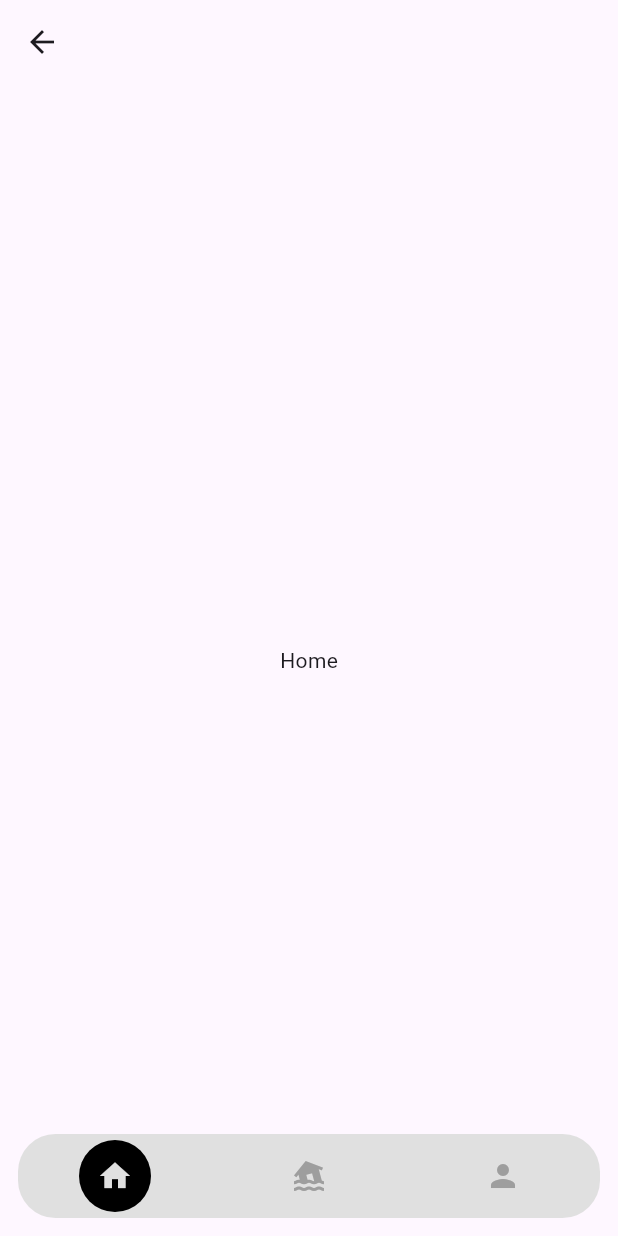
After one commit to bakht200/weatherApp, a Flutter app: the screen it shows after launch, after a tap on "Login", on a phone screen of 412 x 824 dp. The commit adds this screen. Run offline on Flutter 3.47's test engine with Material 3 defaults, Android fonts, the phone set to English and light mode, and no system bars; drawn by our look-alikes of flutter_snake_navigationbar; our stand-ins replace animate_do, lottie.

Commit message:
UI implementation

```diff
--- /dev/null
+++ b/lib/constant/app_constants.dart
@@ -0,0 +1,3 @@
+import 'package:flutter/material.dart';
+
+Color primaryColor = Color.fromRGBO(143, 148, 251, .6);
--- a/lib/main.dart
+++ b/lib/main.dart
@@ -1,4 +1,5 @@
 import 'package:flutter/material.dart';
+import 'package:weatherapp/views/dashboard/bottom_nav_screen.dart';
 import 'package:weatherapp/views/splash_screen.dart';
 
 void main() {
@@ -10,9 +11,13 @@ class MyApp extends StatelessWidget {
 
   @override
   Widget build(BuildContext context) {
-    return const MaterialApp(
+    return MaterialApp(
       debugShowCheckedModeBanner: false,
       title: 'Flutter Demo',
+      theme: ThemeData(
+        primarySwatch: Colors.blue,
+        visualDensity: VisualDensity.adaptivePlatformDensity,
+      ),
       home: SplashView(),
     );
   }
--- a/lib/views/auth/login.dart
+++ b/lib/views/auth/login.dart
@@ -1,6 +1,7 @@
 import 'package:flutter/material.dart';
 import 'package:animate_do/animate_do.dart';
 import 'package:weatherapp/views/auth/registration.dart';
+import 'package:weatherapp/views/dashboard/bottom_nav_screen.dart';
 
 class LoginPage extends StatelessWidget {
   @override
@@ -145,7 +146,12 @@ class LoginPage extends StatelessWidget {
                       SizedBox(
                         height: 30,
                       ),
-                      FadeInUp(
+                      GestureDetector(
+                        onTap: () {
+                          Navigator.of(context).push(MaterialPageRoute(
+                              builder: (builder) => BottomNavScreen()));
+                        },
+                        child: FadeInUp(
                             duration: Duration(milliseconds: 1900),
                             child: Container(
                               height: 50,
@@ -164,6 +170,7 @@ class LoginPage extends StatelessWidget {
                                 ),
                               ),
                             )),
+                      ),
                       SizedBox(
                         height: 30,
                       ),
--- /dev/null
+++ b/lib/views/dashboard/bottom_nav_screen.dart
@@ -0,0 +1,97 @@
+import 'package:flutter/material.dart';
+import 'package:flutter_snake_navigationbar/flutter_snake_navigationbar.dart';
+import 'package:weatherapp/constant/app_constants.dart';
+import 'package:weatherapp/views/dashboard/home_screen.dart';
+
+class BottomNavScreen extends StatefulWidget {
+  const BottomNavScreen({Key? key}) : super(key: key);
+
+  @override
+  _BottomNavScreenState createState() => _BottomNavScreenState();
+}
+
+int _currentIndex = 0;
+
+class _BottomNavScreenState extends State<BottomNavScreen> {
+  final BorderRadius _borderRadius = const BorderRadius.only(
+    topLeft: Radius.circular(25),
+    topRight: Radius.circular(25),
+  );
+
+  ShapeBorder? bottomBarShape = const RoundedRectangleBorder(
+    borderRadius: BorderRadius.all(Radius.circular(25)),
+  );
+  SnakeBarBehaviour snakeBarStyle = SnakeBarBehaviour.floating;
+  EdgeInsets padding = const EdgeInsets.all(12);
+
+  int _selectedItemPosition = 0;
+  SnakeShape snakeShape = SnakeShape.circle;
+
+  bool showSelectedLabels = false;
+  bool showUnselectedLabels = false;
+
+  Color selectedColor = Colors.black;
+  Color unselectedColor = Colors.blueGrey;
+
+  Gradient selectedGradient =
+      LinearGradient(colors: [Colors.red, primaryColor]);
+  Gradient unselectedGradient =
+      const LinearGradient(colors: [Colors.red, Colors.grey]);
+
+  Color? containerColor;
+  List<Color> containerColors = [
+    const Color(0xFFFDE1D7),
+    const Color(0xFFE4EDF5),
+    const Color(0xFFE7EEED),
+    const Color(0xFFF4E4CE),
+  ];
+  void changePage(int index) {
+    setState(() {
+      _currentIndex = index;
+    });
+  }
+
+  final pages = const [
+    HomeScreen(),
+    HomeScreen(),
+    HomeScreen(),
+  ];
+  @override
+  Widget build(BuildContext context) {
+    return Scaffold(
+      extendBody: true,
+      body: pages[_currentIndex],
+      bottomNavigationBar: SnakeNavigationBar.color(
+        behaviour: snakeBarStyle,
+        snakeShape: snakeShape,
+        shape: bottomBarShape,
+        padding: padding,
+
+        backgroundColor: Colors.grey[300],
+
+        ///configuration for SnakeNavigationBar.color
+        snakeViewColor: selectedColor,
+        selectedItemColor:
+            snakeShape == SnakeShape.indicator ? selectedColor : null,
+        unselectedItemColor: Colors.grey[500],
+
+        showUnselectedLabels: showUnselectedLabels,
+        showSelectedLabels: showSelectedLabels,
+
+        currentIndex: _selectedItemPosition,
+        onTap: (index) => setState(() => _selectedItemPosition = index),
+        items: const [
+          BottomNavigationBarItem(
+            icon: Icon(Icons.home),
+          ),
+          BottomNavigationBarItem(
+            icon: Icon(Icons.flood),
+          ),
+          BottomNavigationBarItem(
+            icon: Icon(Icons.person),
+          ),
+        ],
+      ),
+    );
+  }
+}
--- /dev/null
+++ b/lib/views/dashboard/home_screen.dart
@@ -0,0 +1,20 @@
+import 'package:flutter/material.dart';
+
+class HomeScreen extends StatefulWidget {
+  const HomeScreen({super.key});
+
+  @override
+  State<HomeScreen> createState() => _HomeScreenState();
+}
+
+class _HomeScreenState extends State<HomeScreen> {
+  @override
+  Widget build(BuildContext context) {
+    return Scaffold(
+      appBar: AppBar(),
+      body: Center(
+        child: Text('Home'),
+      ),
+    );
+  }
+}
--- a/pubspec.yaml
+++ b/pubspec.yaml
@@ -37,6 +37,7 @@ dependencies:
   cupertino_icons: ^1.0.2
   lottie:
   animate_do: ^3.1.2
+  flutter_snake_navigationbar: ^0.6.1
 
 dev_dependencies:
   flutter_test:
```
Also changed, not shown: lib/views/dashboard/profile_screen.dart (added), pubspec.lock. Lines whose indentation alone changed are shown as unchanged.
